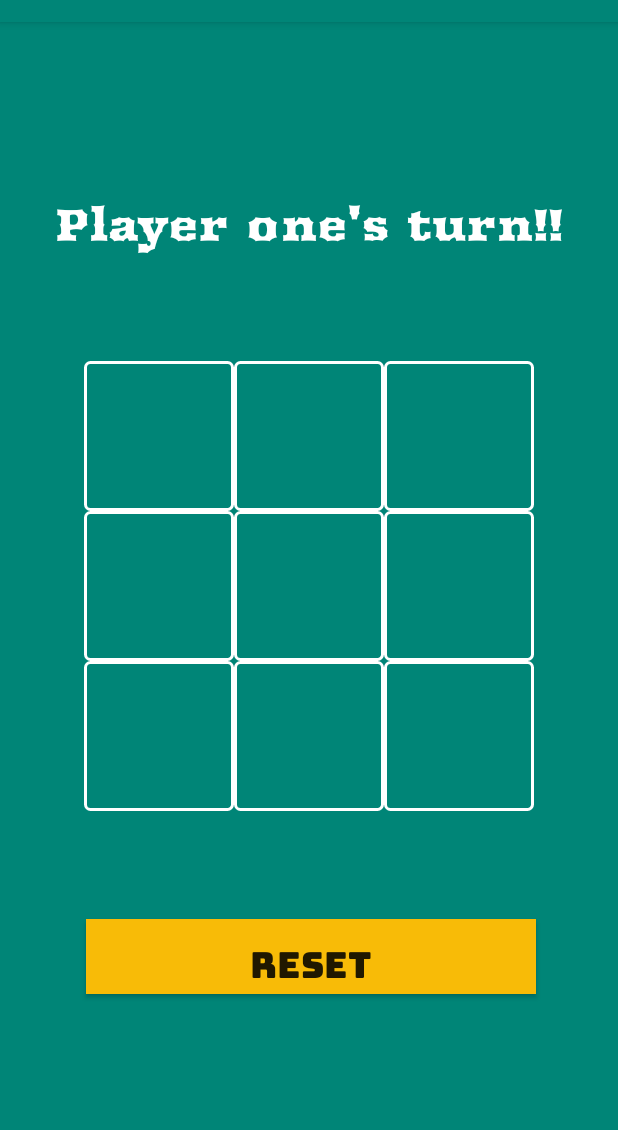
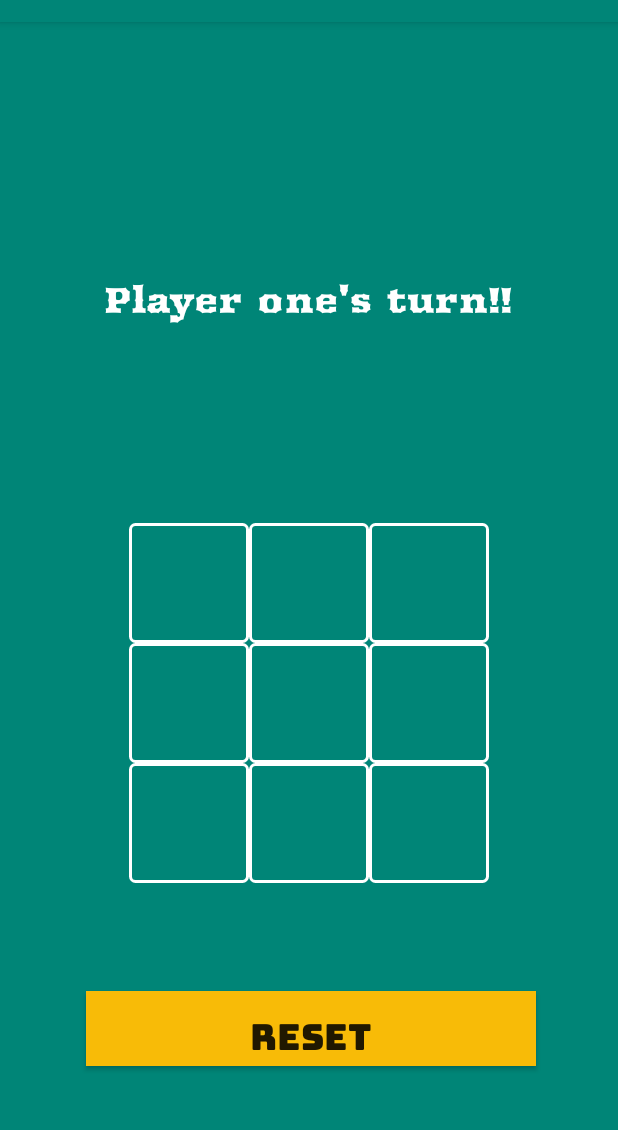
Before and after one commit to TanYiXiang/Android-Apps, an Android app: the screen it shows after launch (MainActivity), on a phone screen of 412 x 824 dp, the part 62-1192 px from its top. Run offline under Robolectric (Android 15) with nearby library versions, the phone set to English and light mode, and no system bars.

Commit message:
Adjusted layout file margins and coded initial cell logic.

```diff
--- a/Tic Tac Toe/app/src/main/java/com/example/tictactoe/MainActivity.kt
+++ b/Tic Tac Toe/app/src/main/java/com/example/tictactoe/MainActivity.kt
@@ -2,11 +2,45 @@ package com.example.tictactoe
 
 import androidx.appcompat.app.AppCompatActivity
 import android.os.Bundle
+import android.view.View
+import android.widget.Button
+import android.widget.TextView
 
 class MainActivity : AppCompatActivity() {
+
+    var playerOneTurn = true
+    var playerTwoTurn = false
+    lateinit var gameText: TextView
 
     override fun onCreate(savedInstanceState: Bundle?) {
         super.onCreate(savedInstanceState)
         setContentView(R.layout.activity_main)
+
+        gameText = findViewById(R.id.game_text)
+        for (i in 0..8) {
+            val idString = "button_$i"
+            val buttonId = getResources().getIdentifier(idString, "id", packageName)
+            findViewById<Button>(buttonId).setOnClickListener { buttonClicked(it) }
+        }
     }
+
+    private fun buttonClicked(view: View) {
+
+       val button = view as Button
+
+        if (playerOneTurn) {
+            view.text = "O"
+            playerOneTurn = false
+            playerTwoTurn = true
+            gameText.text = getString(R.string.playerTwoTurn)
+        } else {
+            button.text = "X"
+            playerOneTurn = true
+            playerTwoTurn = false
+            gameText.text = getString(R.string.playerOneTurn)
+        }
+
+    }
+
+
 }
--- a/Tic Tac Toe/app/src/main/res/layout/activity_main.xml
+++ b/Tic Tac Toe/app/src/main/res/layout/activity_main.xml
@@ -12,108 +12,112 @@
         android:layout_width="wrap_content"
         android:layout_height="wrap_content"
         android:layout_marginStart="16dp"
-        android:layout_marginTop="64dp"
+        android:layout_marginTop="16dp"
         android:layout_marginEnd="16dp"
-        android:layout_marginBottom="16dp"
+        android:layout_marginBottom="32dp"
         android:fontFamily="@font/arbutus"
+        android:gravity="center_horizontal|center_vertical"
         android:text="@string/playerOneTurn"
         android:textAlignment="center"
         android:textColor="@android:color/white"
-        android:textSize="30sp"
-        app:layout_constraintBottom_toTopOf="@+id/button_two"
+        android:textSize="24sp"
+        app:layout_constraintBottom_toTopOf="@+id/button_1"
         app:layout_constraintEnd_toEndOf="parent"
-        app:layout_constraintHorizontal_bias="0.498"
+        app:layout_constraintHorizontal_bias="0.495"
         app:layout_constraintStart_toStartOf="parent"
         app:layout_constraintTop_toTopOf="parent"
-        app:layout_constraintVertical_bias="0.486" />
+        app:layout_constraintVertical_bias="0.602" />
 
     <Button
-        android:id="@+id/button_one"
+        android:id="@+id/button_0"
         style="@style/TicTacButton"
-        app:layout_constraintBottom_toTopOf="@+id/button_four"
-        app:layout_constraintEnd_toStartOf="@+id/button_two"
+        android:layout_marginTop="32dp"
+        app:layout_constraintBottom_toTopOf="@+id/button_3"
+        app:layout_constraintEnd_toStartOf="@+id/button_1"
         app:layout_constraintHorizontal_bias="0.5"
         app:layout_constraintHorizontal_chainStyle="packed"
         app:layout_constraintStart_toStartOf="parent"
         app:layout_constraintTop_toBottomOf="@+id/game_text"
-        app:layout_constraintVertical_bias="1.0" />
+        app:layout_constraintVertical_bias="1.0"
+        tools:text="X" />
 
     <Button
-        android:id="@+id/button_two"
+        android:id="@+id/button_1"
         style="@style/TicTacButton"
-        app:layout_constraintBottom_toTopOf="@+id/button_five"
-        app:layout_constraintEnd_toStartOf="@+id/button_three"
+        app:layout_constraintBottom_toTopOf="@+id/button_4"
+        app:layout_constraintEnd_toStartOf="@+id/button_2"
         app:layout_constraintHorizontal_bias="0.5"
-        app:layout_constraintStart_toEndOf="@+id/button_one" />
+        app:layout_constraintStart_toEndOf="@+id/button_0" />
 
     <Button
-        android:id="@+id/button_three"
+        android:id="@+id/button_2"
         style="@style/TicTacButton"
-        app:layout_constraintBottom_toTopOf="@+id/button_six"
+        android:layout_marginTop="32dp"
+        app:layout_constraintBottom_toTopOf="@+id/button_5"
         app:layout_constraintEnd_toEndOf="parent"
         app:layout_constraintHorizontal_bias="0.5"
-        app:layout_constraintStart_toEndOf="@+id/button_two"
+        app:layout_constraintStart_toEndOf="@+id/button_1"
         app:layout_constraintTop_toBottomOf="@+id/game_text"
         app:layout_constraintVertical_bias="1.0" />
 
     <Button
-        android:id="@+id/button_four"
+        android:id="@+id/button_3"
         style="@style/TicTacButton"
-        app:layout_constraintBottom_toTopOf="@+id/button_seven"
-        app:layout_constraintEnd_toStartOf="@+id/button_five"
+        app:layout_constraintBottom_toTopOf="@+id/button_6"
+        app:layout_constraintEnd_toStartOf="@+id/button_4"
         app:layout_constraintHorizontal_bias="0.5"
         app:layout_constraintHorizontal_chainStyle="packed"
         app:layout_constraintStart_toStartOf="parent" />
 
     <Button
-        android:id="@+id/button_five"
+        android:id="@+id/button_4"
         style="@style/TicTacButton"
-        app:layout_constraintBottom_toTopOf="@+id/button_eight"
-        app:layout_constraintEnd_toStartOf="@+id/button_six"
+        app:layout_constraintBottom_toTopOf="@+id/button_7"
+        app:layout_constraintEnd_toStartOf="@+id/button_5"
         app:layout_constraintHorizontal_bias="0.5"
-        app:layout_constraintStart_toEndOf="@+id/button_four" />
+        app:layout_constraintStart_toEndOf="@+id/button_3" />
 
     <Button
-        android:id="@+id/button_six"
+        android:id="@+id/button_5"
         style="@style/TicTacButton"
-        app:layout_constraintBottom_toTopOf="@+id/button_nine"
+        app:layout_constraintBottom_toTopOf="@+id/button_8"
         app:layout_constraintEnd_toEndOf="parent"
         app:layout_constraintHorizontal_bias="0.5"
-        app:layout_constraintStart_toEndOf="@+id/button_five" />
+        app:layout_constraintStart_toEndOf="@+id/button_4" />
 
     <Button
-        android:id="@+id/button_seven"
+        android:id="@+id/button_6"
         style="@style/TicTacButton"
         android:layout_marginBottom="72dp"
         app:layout_constraintBottom_toTopOf="@+id/reset_button"
-        app:layout_constraintEnd_toStartOf="@+id/button_eight"
+        app:layout_constraintEnd_toStartOf="@+id/button_7"
         app:layout_constraintHorizontal_bias="0.5"
         app:layout_constraintHorizontal_chainStyle="packed"
         app:layout_constraintStart_toStartOf="parent" />
 
     <Button
-        android:id="@+id/button_eight"
+        android:id="@+id/button_7"
         style="@style/TicTacButton"
         android:layout_marginBottom="72dp"
         app:layout_constraintBottom_toTopOf="@+id/reset_button"
-        app:layout_constraintEnd_toStartOf="@+id/button_nine"
+        app:layout_constraintEnd_toStartOf="@+id/button_8"
         app:layout_constraintHorizontal_bias="0.5"
-        app:layout_constraintStart_toEndOf="@+id/button_seven" />
+        app:layout_constraintStart_toEndOf="@+id/button_6" />
 
     <Button
-        android:id="@+id/button_nine"
+        android:id="@+id/button_8"
         style="@style/TicTacButton"
         android:layout_marginBottom="72dp"
         app:layout_constraintBottom_toTopOf="@+id/reset_button"
         app:layout_constraintEnd_toEndOf="parent"
         app:layout_constraintHorizontal_bias="0.5"
-        app:layout_constraintStart_toEndOf="@+id/button_eight" />
+        app:layout_constraintStart_toEndOf="@+id/button_7" />
 
     <Button
         android:id="@+id/reset_button"
         android:layout_width="300dp"
         android:layout_height="50dp"
-        android:layout_marginBottom="120dp"
+        android:layout_marginBottom="72dp"
         android:background="@color/resetBtnColor"
         android:fontFamily="@font/bungee"
         android:text="@string/reset"
--- a/Tic Tac Toe/app/src/main/res/values/colors.xml
+++ b/Tic Tac Toe/app/src/main/res/values/colors.xml
@@ -4,4 +4,5 @@
     <color name="colorPrimaryDark">#00574B</color>
     <color name="colorAccent">#D81B60</color>
     <color name="resetBtnColor">#F8BB07</color>
+    <color name = "symbolColor">#E0DBD1</color>
 </resources>
--- a/Tic Tac Toe/app/src/main/res/values/strings.xml
+++ b/Tic Tac Toe/app/src/main/res/values/strings.xml
@@ -2,4 +2,5 @@
     <string name="app_name">Tic Tac Toe</string>
     <string name="playerOneTurn">Player one\'s turn!!</string>
     <string name="reset">Reset</string>
+    <string name="playerTwoTurn">Player two\'s turn!!</string>
 </resources>
--- a/Tic Tac Toe/app/src/main/res/values/styles.xml
+++ b/Tic Tac Toe/app/src/main/res/values/styles.xml
@@ -9,9 +9,11 @@
     </style>
 
     <style name = "TicTacButton">
-        <item name = "android:layout_width">100dp</item>
-        <item name = "android:layout_height">100dp</item>
+        <item name = "android:layout_width">80dp</item>
+        <item name = "android:layout_height">80dp</item>
         <item name="android:background">@drawable/button_border</item>
+        <item name = "android:textSize">56sp</item>
+        <item name = "android:textColor">@color/symbolColor</item>
     </style>
 
 </resources>
```
